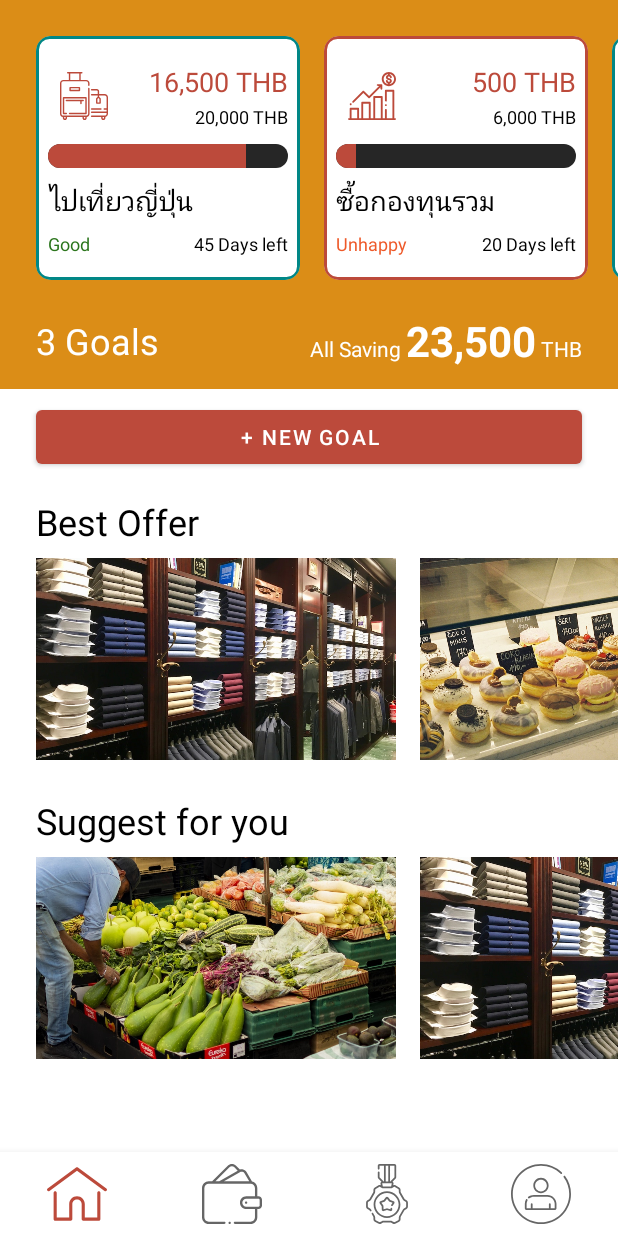
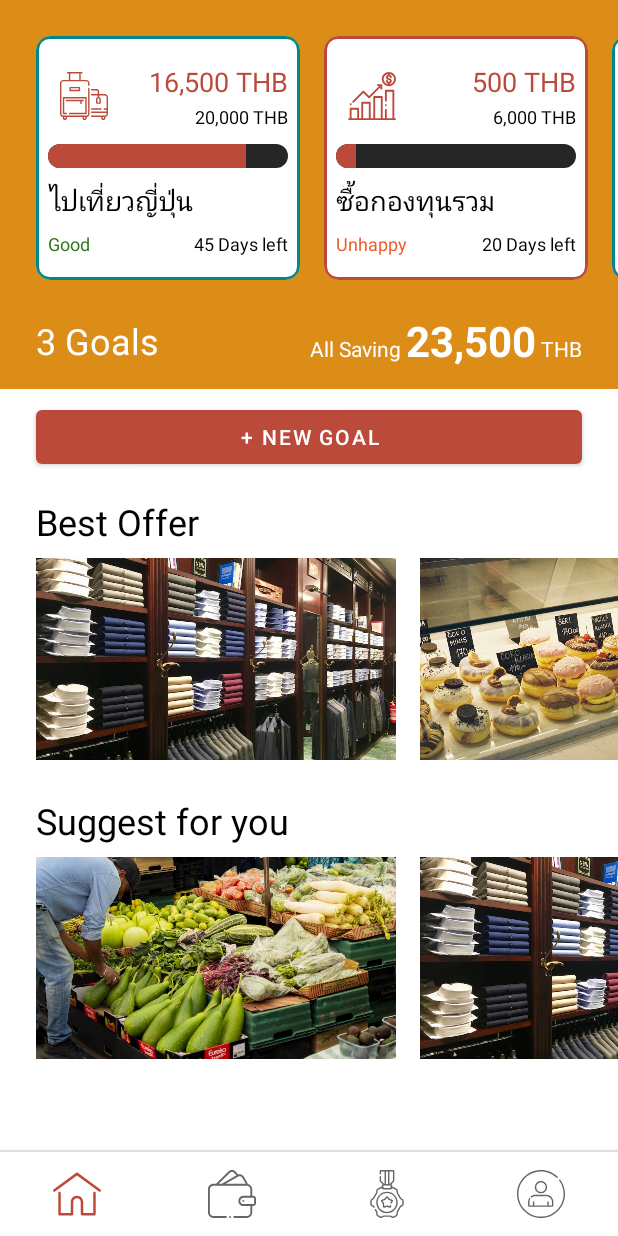
Before and after one commit to lekcool/sh-exam-android, an Android app: the screen it shows after launch (MainActivity), on a phone screen of 412 x 824 dp. Run offline under Robolectric (Android 15) with nearby library versions, the phone set to English and light mode, and no system bars; our stand-ins replace navigation-ui; libraries missing offline, so code that uses them is left out: io.socket.client, io.socket.emitter; 6 statements that could not run were skipped.

Commit message:
fix: size icon, size text, added space bottom

```diff
--- a/app/src/main/res/layout/activity_main.xml
+++ b/app/src/main/res/layout/activity_main.xml
@@ -19,11 +19,19 @@
         app:layout_constraintRight_toRightOf="parent"
         app:menu="@menu/bottom_nav_menu" />
 
+    <View
+        android:layout_width="0dp"
+        android:layout_height="1dp"
+        app:layout_constraintStart_toStartOf="parent"
+        app:layout_constraintEnd_toEndOf="parent"
+        android:background="@color/black"
+        android:alpha="0.1"
+        app:layout_constraintBottom_toTopOf="@id/nav_view"/>
     <fragment
         android:id="@+id/nav_host_fragment"
         android:name="androidx.navigation.fragment.NavHostFragment"
-        android:layout_width="match_parent"
-        android:layout_height="match_parent"
+        android:layout_width="0dp"
+        android:layout_height="0dp"
         app:defaultNavHost="true"
         app:layout_constraintBottom_toTopOf="@id/nav_view"
         app:layout_constraintLeft_toLeftOf="parent"
--- a/app/src/main/res/layout/fragment_goal_add.xml
+++ b/app/src/main/res/layout/fragment_goal_add.xml
@@ -122,5 +122,11 @@
             android:paddingHorizontal="@dimen/space_l"
             android:paddingVertical="@dimen/space_m"
             app:layout_constraintTop_toBottomOf="@id/selectAccountInput" />
+
+        <Space
+            android:layout_width="wrap_content"
+            android:layout_height="@dimen/space_l"
+            app:layout_constraintStart_toStartOf="parent"
+            app:layout_constraintTop_toBottomOf="@id/goalInput"/>
     </androidx.constraintlayout.widget.ConstraintLayout>
 </androidx.core.widget.NestedScrollView>
--- a/app/src/main/res/layout/fragment_home.xml
+++ b/app/src/main/res/layout/fragment_home.xml
@@ -1,7 +1,11 @@
 <?xml version="1.0" encoding="utf-8"?>
-<androidx.constraintlayout.widget.ConstraintLayout xmlns:android="http://schemas.android.com/apk/res/android"
+<androidx.core.widget.NestedScrollView xmlns:android="http://schemas.android.com/apk/res/android"
     xmlns:app="http://schemas.android.com/apk/res-auto"
     xmlns:tools="http://schemas.android.com/tools"
+    android:layout_width="match_parent"
+    android:layout_height="match_parent">
+
+    <androidx.constraintlayout.widget.ConstraintLayout
         android:layout_width="match_parent"
         android:layout_height="match_parent"
         tools:context=".ui.home.HomeFragment">
@@ -115,4 +119,12 @@
             app:layout_constraintEnd_toEndOf="parent"
             app:layout_constraintStart_toStartOf="parent"
             app:layout_constraintTop_toBottomOf="@id/suggestText" />
+
+        <Space
+            android:layout_width="match_parent"
+            android:layout_height="@dimen/space_l"
+            app:layout_constraintStart_toStartOf="parent"
+            android:background="@color/primary"
+            app:layout_constraintTop_toBottomOf="@id/suggestRecyclerView"/>
     </androidx.constraintlayout.widget.ConstraintLayout>
+</androidx.core.widget.NestedScrollView>
--- a/app/src/main/res/layout/item_achievement.xml
+++ b/app/src/main/res/layout/item_achievement.xml
@@ -6,7 +6,7 @@
     android:layout_height="wrap_content"
     android:layout_margin="@dimen/space_m"
     android:background="@drawable/bg_border_red"
-    android:padding="@dimen/space_l">
+    android:padding="@dimen/space_m">
 
     <LinearLayout
         android:layout_width="0dp"
@@ -32,6 +32,7 @@
             style="@style/TextAppearance.AppCompat.Body1"
             android:layout_width="wrap_content"
             android:layout_height="wrap_content"
+            android:singleLine="true"
             tools:text="@string/title_achievement" />
     </LinearLayout>
 </androidx.constraintlayout.widget.ConstraintLayout>
--- a/app/src/main/res/layout/item_goal_type.xml
+++ b/app/src/main/res/layout/item_goal_type.xml
@@ -11,7 +11,7 @@
         android:layout_width="match_parent"
         android:layout_height="wrap_content"
         android:background="@drawable/bg_border_corner_red"
-        android:padding="@dimen/space_l">
+        android:padding="@dimen/space_m">
 
         <LinearLayout
             android:layout_width="0dp"
@@ -28,8 +28,8 @@
                 android:layout_width="wrap_content"
                 android:layout_height="0dp"
                 android:layout_weight="1"
+                android:adjustViewBounds="true"
                 android:padding="@dimen/space_m"
-                android:adjustViewBounds="true"
                 android:src="@drawable/ic_travel"
                 app:tint="@color/primary" />
 
@@ -38,6 +38,7 @@
                 style="@style/TextAppearance.AppCompat.Body1"
                 android:layout_width="wrap_content"
                 android:layout_height="wrap_content"
+                android:singleLine="true"
                 tools:text="@string/title_achievement" />
         </LinearLayout>
     </androidx.constraintlayout.widget.ConstraintLayout>
--- a/app/src/main/res/values/dimens.xml
+++ b/app/src/main/res/values/dimens.xml
@@ -6,7 +6,7 @@
     <dimen name="space_l">16dp</dimen>
     <dimen name="space_xl">24dp</dimen>
     <dimen name="space_xxl">32dp</dimen>
-    <dimen name="nav_icon_size">40dp</dimen>
+    <dimen name="nav_icon_size">32dp</dimen>
     <dimen name="radius">8dp</dimen>
     <dimen name="icon_size">48dp</dimen>
 </resources>
```
Also changed, not shown: app/src/main/res/layout/fragment_achievement.xml (+7 -1 lines). Lines whose indentation alone changed are shown as unchanged.
